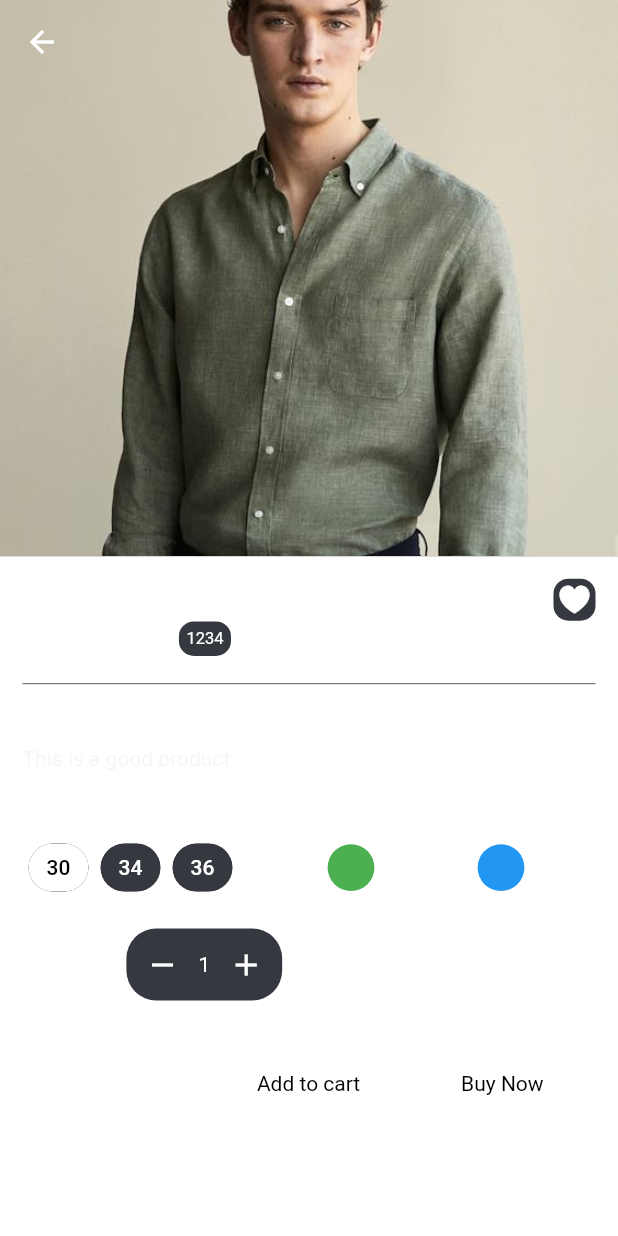
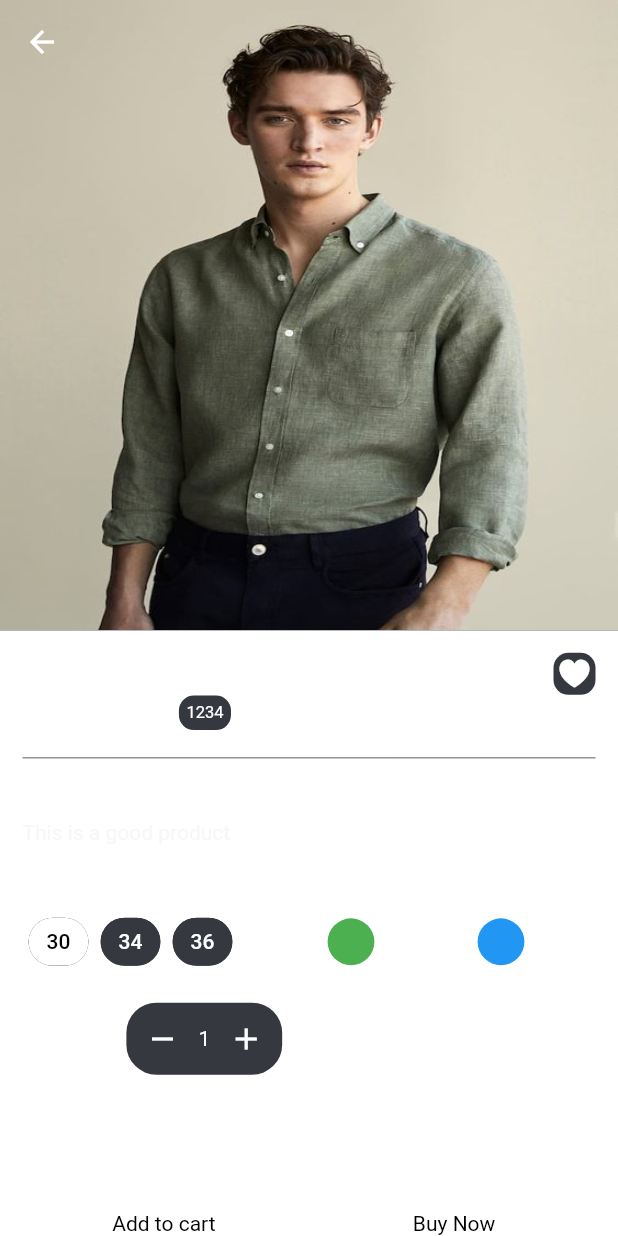
Before and after one commit to Shamnad-KK/Ecommerce, a Flutter app: the HomeScreen screen opened directly, after a tap on "Casual Shirt", on a phone screen of 412 x 824 dp. Run offline on Flutter 3.47's test engine with Material 2 defaults, Android fonts, the phone set to English and light mode, and no system bars; our stand-ins replace animated_text_kit, cached_network_image, carousel_slider, dio, flutter_otp_text_field, fluttertoast and 4 more; missing offline and left inert: razorpay_flutter; accounts and stored records are empty; network calls fail.

Commit message:
created all products screen

```diff
--- a/lib/main.dart
+++ b/lib/main.dart
@@ -20,7 +20,6 @@ import 'package:ecommerce/helpers/app_colors.dart';
 import 'package:ecommerce/helpers/apptext_style.dart';
 import 'package:ecommerce/routes/routes.dart';
 import 'package:ecommerce/view/splash/splash_screen.dart';
-import 'package:ecommerce/view/steppers/stepper_screens.dart';
 import 'package:flutter/material.dart';
 import 'package:provider/provider.dart';
 
--- a/lib/routes/route_names.dart
+++ b/lib/routes/route_names.dart
@@ -8,10 +8,11 @@ class RouteNames {
   static const otpScreen = "otp";
   static const bottomNavBar = "bottomNavBar";
   static const productDetail = "productDetail";
+  static const allProductsScreen = "allProducts";
   static const wishlistScreen = "wishlist";
   static const editProfileScreen = "editProfile";
   static const addressScreen = "address";
   static const addAddressScreen = "addAddress";
   static const orderSummaryScreen = "orderSummary";
-  static const paymentScreen = "payment";
+  static const stepperScreen = "stepper";
 }
--- a/lib/routes/routes.dart
+++ b/lib/routes/routes.dart
@@ -1,9 +1,12 @@
 import 'package:ecommerce/routes/route_names.dart';
 import 'package:ecommerce/view/add_address/add_address_screen.dart';
 import 'package:ecommerce/view/address/address_screen.dart';
+import 'package:ecommerce/view/all_products/all_products_screen.dart';
+import 'package:ecommerce/view/all_products/all_products_screen_arguments.dart';
 import 'package:ecommerce/view/confirm_password/create_new_password.dart';
 import 'package:ecommerce/view/edit_profile/edit_profile_screen.dart';
 import 'package:ecommerce/view/otp/otp_arguments.dart';
+import 'package:ecommerce/view/steppers/stepper_screens.dart';
 import 'package:ecommerce/view/wishlist/wishlist_screen.dart';
 import 'package:ecommerce/view/forgot_password/forgot_password_screen.dart';
 import 'package:ecommerce/view/login/login_screen.dart';
@@ -66,6 +69,12 @@ class AppRoutes {
             product: args.product,
           ),
         );
+      case RouteNames.allProductsScreen:
+        AllProductsScreenArguments args =
+            settings.arguments as AllProductsScreenArguments;
+        return MaterialPageRoute(
+          builder: (context) => AllProductsScreen(title: args.title),
+        );
       case RouteNames.wishlistScreen:
         return MaterialPageRoute(
           builder: (context) => const WishlistScreen(),
@@ -82,7 +91,10 @@ class AppRoutes {
         return MaterialPageRoute(
           builder: (context) => const AddAddressScreen(),
         );
-
+      case RouteNames.stepperScreen:
+        return MaterialPageRoute(
+          builder: (context) => const StepperScreens(),
+        );
       default:
         return MaterialPageRoute(
           builder: (context) => const SplashScreen(),
--- a/lib/services/confirm_password_services.dart
+++ b/lib/services/confirm_password_services.dart
@@ -9,7 +9,7 @@ class ConfirmPasswordServices {
     try {
       Dio dio = Dio();
 
-      final url = "http://${AppUrls.host}:6000/api/v1/accounts/password";
+      const url = "http://${AppUrls.host}:6000/api/v1/accounts/password";
       Response response = await dio.put(
         url,
         data: model.toJson(),
--- a/lib/services/forget_password_services.dart
+++ b/lib/services/forget_password_services.dart
@@ -8,7 +8,7 @@ class ForgetPasswordServices {
     try {
       Dio dio = Dio();
 
-      final url = "http://${AppUrls.host}:6000/api/v1/accounts/password";
+      const url = "http://${AppUrls.host}:6000/api/v1/accounts/password";
       Response response = await dio.post(
         url,
         data: {"email": email},
--- a/lib/services/home_services.dart
+++ b/lib/services/home_services.dart
@@ -2,7 +2,6 @@ import 'dart:developer';
 
 import 'package:dio/dio.dart';
 import 'package:ecommerce/config/app_exceptions.dart';
-import 'package:ecommerce/constants/api_endpoints.dart';
 import 'package:ecommerce/constants/app_url.dart';
 import 'package:ecommerce/model/home_category_model.dart';
 
--- a/lib/services/login_services.dart
+++ b/lib/services/login_services.dart
@@ -17,7 +17,7 @@ class LoginServices {
       //LoginModel? model;
       Dio dio = Dio();
 
-      final url = "http://${AppUrls.host}:6000/api/v1/login";
+      const url = "http://${AppUrls.host}:6000/api/v1/login";
 
       final Response<Map<String, dynamic>> response = await dio.post(
         url,
--- a/lib/services/otp_services.dart
+++ b/lib/services/otp_services.dart
@@ -19,7 +19,7 @@ class OtpServices {
       String code) async {
     try {
       RegisterOtpVerificationModel? registerOtpVerificationModel;
-      final url = "http://${AppUrls.host}:6000/api/v1/verify";
+      const url = "http://${AppUrls.host}:6000/api/v1/verify";
       log(model.toJson().toString());
       final response = await dio.post(
         url,
@@ -51,7 +51,7 @@ class OtpServices {
   Future<String?> verifyForgotPasswordOtp(
       VerifyForgotPasswordModel model) async {
     try {
-      final url = "http://${AppUrls.host}:6000/api/v1/verifyOtp";
+      const url = "http://${AppUrls.host}:6000/api/v1/verifyOtp";
       final response = await dio.post(
         url,
         data: json.encode(model.toJson()),
--- a/lib/services/signup_services.dart
+++ b/lib/services/signup_services.dart
@@ -13,7 +13,7 @@ class SignUpServices {
   Future<UserModel?> registerUser(UserModel user, BuildContext context) async {
     try {
       //final url = AppUrls.mainUrl + ApiEndPoints.register;
-      final url = "http://${AppUrls.host}:6000/api/v1/register";
+      const url = "http://${AppUrls.host}:6000/api/v1/register";
 
       log(url.toString());
 
--- /dev/null
+++ b/lib/view/all_products/all_products_screen_arguments.dart
@@ -0,0 +1,6 @@
+class AllProductsScreenArguments {
+  final String title;
+  AllProductsScreenArguments({
+    required this.title,
+  });
+}
--- a/lib/view/home/widgets/home_carousel_widget.dart
+++ b/lib/view/home/widgets/home_carousel_widget.dart
@@ -17,7 +17,7 @@ class HomeScreenCarouselWidget extends StatelessWidget {
       itemCount: 3,
       itemBuilder: (context, index, realIndex) {
         return Padding(
-          padding: AppPadding.mainPading,
+          padding: AppPadding.sidePading15,
           child: Container(
             padding: AppPadding.mainPading,
             width: size.width,
@@ -66,7 +66,7 @@ class HomeScreenCarouselWidget extends StatelessWidget {
                             image: AssetImage(
                               "assets/onboarding/f.png",
                             ),
-                            fit: BoxFit.cover,
+                            fit: BoxFit.fill,
                             opacity: 0.7,
                           ),
                         ),
--- a/lib/view/home/widgets/home_category_widget.dart
+++ b/lib/view/home/widgets/home_category_widget.dart
@@ -2,7 +2,6 @@ import 'package:cached_network_image/cached_network_image.dart';
 import 'package:ecommerce/helpers/app_colors.dart';
 import 'package:ecommerce/helpers/app_spacing.dart';
 import 'package:ecommerce/helpers/apptext_style.dart';
-import 'package:ecommerce/widgets/custom_loading_widget.dart';
 import 'package:flutter/material.dart';
 
 class HomeScreenCategoryWidget extends StatelessWidget {
--- a/lib/view/home/widgets/home_item_card_widget.dart
+++ b/lib/view/home/widgets/home_item_card_widget.dart
@@ -34,7 +34,7 @@ class HomeItemCardWidget extends StatelessWidget {
             physics: const NeverScrollableScrollPhysics(),
             gridDelegate: const SliverGridDelegateWithFixedCrossAxisCount(
               crossAxisCount: 2,
-              childAspectRatio: 1 / 1.45,
+              childAspectRatio: 1 / 1.55,
               crossAxisSpacing: 20,
               mainAxisSpacing: 30,
             ),
@@ -54,7 +54,7 @@ class HomeItemCardWidget extends StatelessWidget {
                   mainAxisAlignment: MainAxisAlignment.spaceBetween,
                   children: [
                     Container(
-                      height: size.height * 0.2,
+                      height: size.height * 0.25,
                       width: size.width * 0.4,
                       decoration: BoxDecoration(
                         color: AppColors.mainColor,
@@ -62,7 +62,7 @@ class HomeItemCardWidget extends StatelessWidget {
                           image: AssetImage(
                             product.image,
                           ),
-                          fit: BoxFit.cover,
+                          fit: BoxFit.fill,
                         ),
                         borderRadius: BorderRadius.circular(20),
                       ),
--- a/lib/view/product_detail/product_detail_screen.dart
+++ b/lib/view/product_detail/product_detail_screen.dart
@@ -5,6 +5,7 @@ import 'package:ecommerce/helpers/app_padding.dart';
 import 'package:ecommerce/helpers/app_spacing.dart';
 import 'package:ecommerce/helpers/apptext_style.dart';
 import 'package:ecommerce/model/home_product_model.dart';
+import 'package:ecommerce/routes/route_names.dart';
 import 'package:ecommerce/view/home/widgets/product_status_widget.dart';
 import 'package:ecommerce/widgets/add_or_remove_favorite_widget.dart';
 import 'package:ecommerce/widgets/custom_button.dart';
@@ -52,13 +53,13 @@ class ProductDetailScreen extends StatelessWidget {
             crossAxisAlignment: CrossAxisAlignment.start,
             children: [
               Container(
-                height: size.height * 0.45,
+                height: size.height * 0.51,
                 width: size.width,
                 decoration: BoxDecoration(
                   color: AppColors.mainColor,
                   image: DecorationImage(
                     image: AssetImage(product.image),
-                    fit: BoxFit.cover,
+                    fit: BoxFit.fill,
                   ),
                 ),
               ),
@@ -171,7 +172,7 @@ class ProductDetailScreen extends StatelessWidget {
                             ProductQuantityCustomizerWidget(product: product),
                           ],
                         ),
-                        AppSpacing.kHeight30,
+                        AppSpacing.kHeight20,
                         Row(
                           mainAxisAlignment: MainAxisAlignment.spaceBetween,
                           children: [
@@ -189,32 +190,20 @@ class ProductDetailScreen extends StatelessWidget {
                                 },
                               ),
                             ),
-                            AppSpacing.kWidth5,
-                            Expanded(
-                              child: Row(
+                          ],
+                        ),
+                        AppSpacing.kHeight10,
+                        Row(
                           children: [
                             Expanded(
                               child: CustomButtonWidget(
                                 text: "Add to cart",
                                 onTap: () {
-                                        Product cartProduct = Product(
-                                          name: product.name,
-                                          price: product.price,
-                                          image: product.image,
-                                          description: product.description,
-                                          rating: product.rating,
-                                          reviews: product.reviews,
-                                          isFavorite: product.isFavorite,
-                                          selectedSize: product.sizes![
+                                  cartController.addProductToCart(
+                                      product,
+                                      productDetailController.selectedChipIndex,
                                       productDetailController
-                                                  .selectedChipIndex],
-                                          quantity: product.quantity,
-                                          selectedColor: product.colors![
-                                              productDetailController
-                                                  .selectedColorIndex],
-                                        );
-                                        cartController
-                                            .addProductToCart(cartProduct);
+                                          .selectedColorIndex);
                                   product.price =
                                       productDetailController.realPrice;
                                   Navigator.of(context).pop();
@@ -225,14 +214,14 @@ class ProductDetailScreen extends StatelessWidget {
                             Expanded(
                               child: CustomButtonWidget(
                                 text: "Buy Now",
-                                      onTap: () {},
+                                onTap: () {
+                                  Navigator.of(context)
+                                      .pushNamed(RouteNames.stepperScreen);
+                                },
                               ),
                             )
                           ],
-                              ),
                         )
-                          ],
-                        ),
                       ],
                     )
                   ],
```
Also changed, not shown: lib/constants/app_url.dart (+1 -1 lines), lib/controller/cart_controller.dart (+16 -2 lines), lib/view/all_products/all_products_screen.dart (added, +33 -0 lines), lib/view/home/home_screen.dart (+36 -12 lines), assets/home/saree-removebg-preview.png (added). Lines whose indentation alone changed are shown as unchanged.
